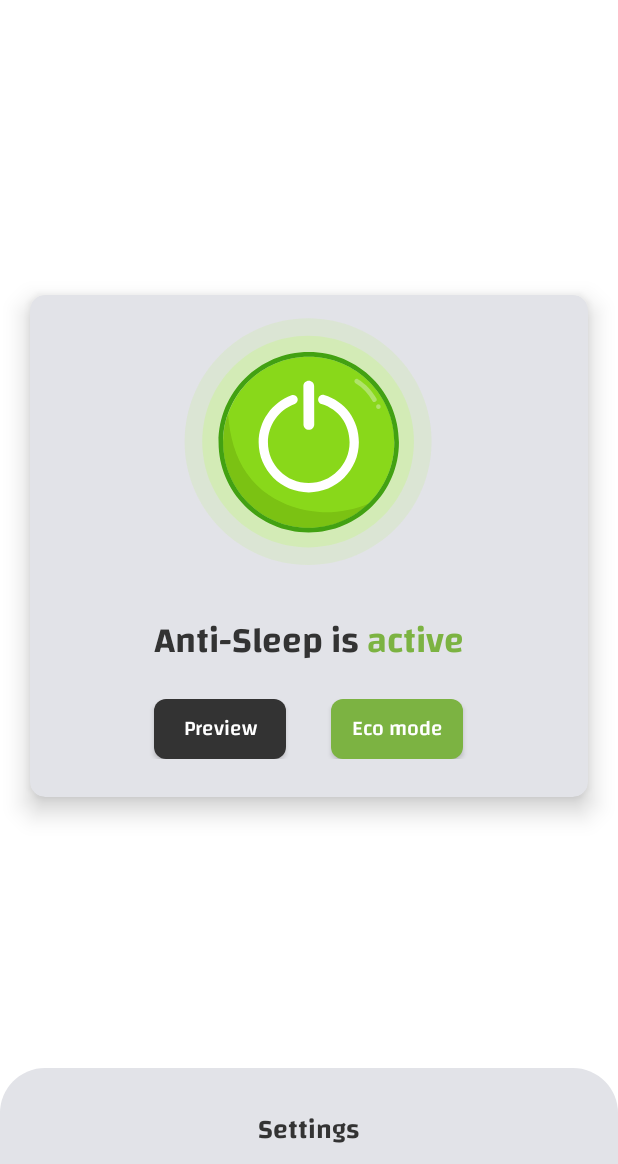
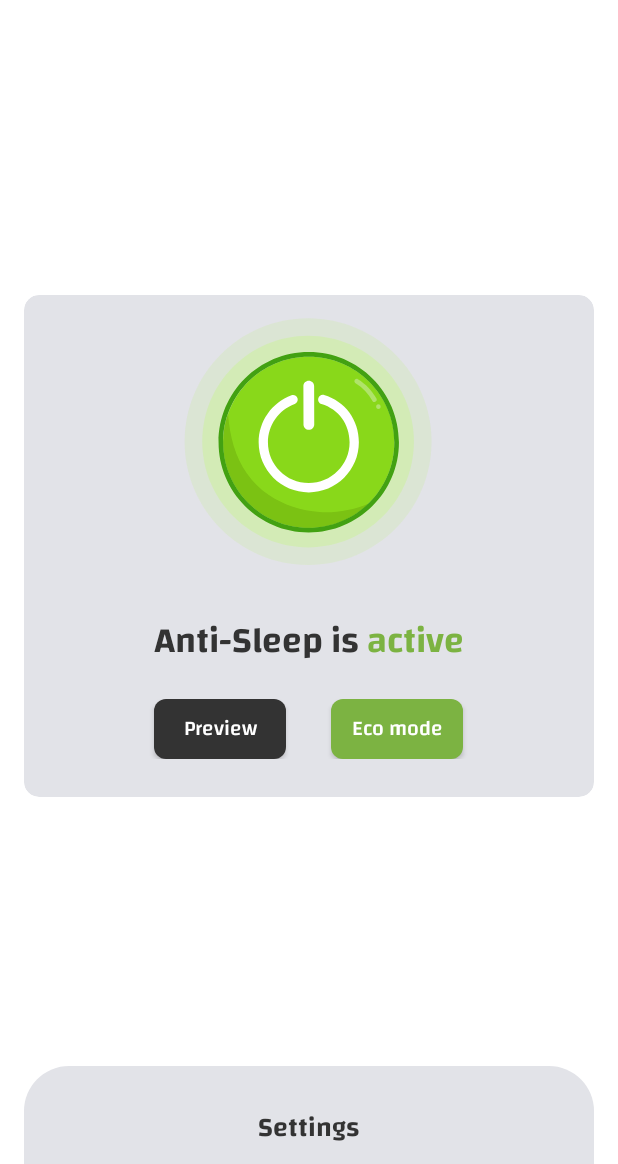
Before and after one commit to BekhruzDev/DriveSafe, an Android app: the screen it shows after launch (SampleActivity), on a phone screen of 412 x 824 dp, the part 72-1236 px from its top. Run offline under Robolectric (Android 15) with nearby library versions, the phone set to English and light mode, and no system bars; our stand-ins replace Dagger/Hilt's generated code.

Commit message:
Added MotionLayout

```diff
--- a/app/src/main/res/layout/bottom_sheet_settings.xml
+++ b/app/src/main/res/layout/bottom_sheet_settings.xml
@@ -1,18 +1,15 @@
 <?xml version="1.0" encoding="utf-8"?>
-<androidx.coordinatorlayout.widget.CoordinatorLayout xmlns:android="http://schemas.android.com/apk/res/android"
+
+    <androidx.appcompat.widget.LinearLayoutCompat
+    xmlns:android="http://schemas.android.com/apk/res/android"
     android:layout_width="match_parent"
     android:layout_height="wrap_content"
     xmlns:app="http://schemas.android.com/apk/res-auto"
-    >
-    <androidx.appcompat.widget.LinearLayoutCompat
-        android:layout_width="match_parent"
-        android:layout_height="wrap_content"
         android:id="@+id/llSettings"
         android:paddingHorizontal="16dp"
         android:paddingVertical="24dp"
         android:background="@drawable/bg_bottom_sheet"
-        android:orientation="vertical"
-        app:layout_behavior="com.google.android.material.bottomsheet.BottomSheetBehavior">
+        android:orientation="vertical">
 
         <androidx.appcompat.widget.AppCompatTextView
             android:id="@+id/tvSettings"
@@ -151,4 +148,3 @@
         </androidx.core.widget.NestedScrollView>
 
     </androidx.appcompat.widget.LinearLayoutCompat>
-</androidx.coordinatorlayout.widget.CoordinatorLayout>
--- a/app/src/main/res/layout/main_layout.xml
+++ b/app/src/main/res/layout/main_layout.xml
@@ -1,36 +1,40 @@
 <?xml version="1.0" encoding="utf-8"?>
-<androidx.constraintlayout.widget.ConstraintLayout xmlns:android="http://schemas.android.com/apk/res/android"
+<androidx.constraintlayout.motion.widget.MotionLayout xmlns:android="http://schemas.android.com/apk/res/android"
     xmlns:app="http://schemas.android.com/apk/res-auto"
     android:layout_width="match_parent"
+    android:layout_height="match_parent"
     android:background="@color/white"
-    android:layout_height="match_parent">
+    app:layoutDescription="@xml/main_layout_scene">
+
     <FrameLayout
         android:id="@+id/toolbar"
         android:layout_width="match_parent"
         android:layout_height="48dp"
         android:background="@color/charcoal"
+        app:layout_constraintEnd_toEndOf="parent"
         app:layout_constraintStart_toStartOf="parent"
-        app:layout_constraintEnd_toEndOf="parent"
         app:layout_constraintTop_toTopOf="parent">
+
         <androidx.appcompat.widget.AppCompatTextView
             android:layout_width="wrap_content"
             android:layout_height="wrap_content"
             android:layout_gravity="center"
+            android:fontFamily="@font/changa_bold"
+            android:text="DriveSafe"
             android:textColor="@color/white"
-            android:text = "DriveSafe"
-            android:fontFamily="@font/changa_bold"
-            android:textSize="20sp"/>
+            android:textSize="20sp" />
     </FrameLayout>
 
 
     <androidx.cardview.widget.CardView
+        android:id="@+id/cardView"
         android:layout_width="match_parent"
         android:layout_height="wrap_content"
-        android:layout_marginHorizontal="20dp"
+        android:layout_marginHorizontal="16dp"
         android:padding="16dp"
         app:cardBackgroundColor="@color/main_background_secondary"
         app:cardCornerRadius="10dp"
-        app:cardElevation="10dp"
+        app:cardElevation="0dp"
         app:layout_constraintBottom_toBottomOf="parent"
         app:layout_constraintEnd_toEndOf="parent"
         app:layout_constraintStart_toStartOf="parent"
@@ -45,25 +49,27 @@
                 android:id="@+id/flPowerBtn"
                 android:layout_width="match_parent"
                 android:layout_height="wrap_content">
+
                 <com.airbnb.lottie.LottieAnimationView
                     android:id="@+id/lvPowerOffBtn"
                     android:layout_width="200dp"
                     android:layout_height="200dp"
                     android:layout_gravity="center_horizontal"
+                    android:visibility="gone"
                     app:lottie_autoPlay="true"
-                    android:visibility="gone"
                     app:lottie_loop="true"
 
                     app:lottie_rawRes="@raw/lottie_power_off_v3" />
+
                 <com.airbnb.lottie.LottieAnimationView
                     android:id="@+id/lvPowerOnBtn"
                     android:layout_width="200dp"
                     android:layout_height="200dp"
                     android:layout_gravity="center_horizontal"
                     app:lottie_autoPlay="true"
-                    app:lottie_speed="1"
                     app:lottie_loop="true"
-                    app:lottie_rawRes="@raw/lottie_power_on" />
+                    app:lottie_rawRes="@raw/lottie_power_on"
+                    app:lottie_speed="1" />
             </FrameLayout>
 
 
@@ -107,8 +113,8 @@
                     android:layout_width="wrap_content"
                     android:layout_height="40dp"
                     android:background="@drawable/bg_charcoal_8dp"
+                    android:fontFamily="@font/changa_medium"
                     android:text="Preview"
-                    android:fontFamily="@font/changa_medium"
                     android:textAllCaps="false"
                     android:textColor="@color/white" />
 
@@ -118,8 +124,8 @@
                     android:layout_height="40dp"
                     android:layout_marginStart="30dp"
                     android:background="@drawable/bg_green_8dp_selector"
+                    android:fontFamily="@font/changa_medium"
                     android:text="Eco mode"
-                    android:fontFamily="@font/changa_medium"
                     android:textAllCaps="false"
                     android:textColor="@color/white" />
 
@@ -129,11 +135,16 @@
 
         </androidx.appcompat.widget.LinearLayoutCompat>
     </androidx.cardview.widget.CardView>
-    <include layout="@layout/bottom_sheet_settings"
+
+    <include
+        android:id="@+id/include"
+        layout="@layout/bottom_sheet_settings"
         android:layout_width="0dp"
-        app:layout_constraintStart_toStartOf="parent"
+        android:layout_marginHorizontal="16dp"
+        android:layout_height="wrap_content"
+        android:elevation="40dp"
+        app:layout_constraintTop_toBottomOf="parent"
         app:layout_constraintEnd_toEndOf="parent"
-        app:layout_constraintBottom_toBottomOf="parent"
-        android:layout_height="100dp" />
+        app:layout_constraintStart_toStartOf="parent" />
 
-</androidx.constraintlayout.widget.ConstraintLayout>
+</androidx.constraintlayout.motion.widget.MotionLayout>
--- /dev/null
+++ b/app/src/main/res/xml/main_layout_scene.xml
@@ -0,0 +1,44 @@
+<?xml version="1.0" encoding="utf-8"?>
+<MotionScene xmlns:android="http://schemas.android.com/apk/res/android"
+    xmlns:motion="http://schemas.android.com/apk/res-auto"
+    xmlns:app="http://schemas.android.com/tools"
+    app:ignore="NamespaceTypo">
+
+    <Transition
+        motion:constraintSetEnd="@+id/end"
+        motion:constraintSetStart="@id/start"
+        motion:duration="1000">
+       <KeyFrameSet>
+           <KeyAttribute
+               motion:motionTarget="@+id/cardView"
+               motion:framePosition="100"
+               android:alpha="0.3" />
+       </KeyFrameSet>
+        <OnSwipe motion:touchAnchorId="@+id/include" />
+    </Transition>
+
+    <ConstraintSet android:id="@+id/start">
+        <Constraint
+            android:id="@+id/include"
+            motion:layout_constraintEnd_toEndOf="parent"
+            android:layout_width="0dp"
+            android:layout_height="wrap_content"
+            motion:layout_constraintStart_toStartOf="parent"
+            android:layout_marginStart="16dp"
+            android:layout_marginEnd="16dp"
+            motion:layout_constraintTop_toBottomOf="parent"
+            android:layout_marginTop="-65dp" />
+    </ConstraintSet>
+
+    <ConstraintSet android:id="@+id/end">
+        <Constraint
+            android:id="@+id/include"
+            motion:layout_constraintEnd_toEndOf="parent"
+            android:layout_width="0dp"
+            android:layout_height="wrap_content"
+            motion:layout_constraintBottom_toBottomOf="parent"
+            motion:layout_constraintStart_toStartOf="parent"
+            android:layout_marginStart="16dp"
+            android:layout_marginEnd="16dp" />
+    </ConstraintSet>
+</MotionScene>
```
